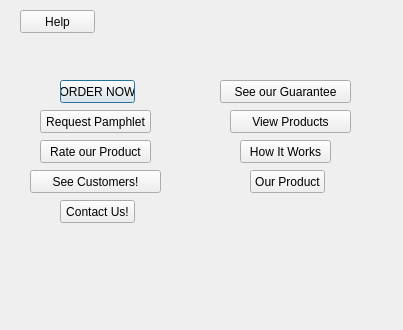
Qt form Project2/customerscreen.ui (msamatar0/Project2) before a commit.
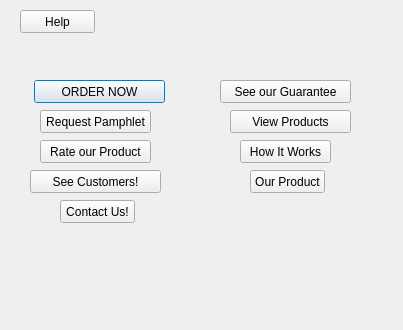
The same form after that commit.

Diff of the .ui file:
```diff
--- a/Project2/customerscreen.ui
+++ b/Project2/customerscreen.ui
@@ -16,9 +16,9 @@
   <widget class="QPushButton" name="pushButton_orderNow">
    <property name="geometry">
     <rect>
-     <x>60</x>
+     <x>34</x>
      <y>80</y>
-     <width>75</width>
+     <width>131</width>
      <height>23</height>
     </rect>
    </property>
```
